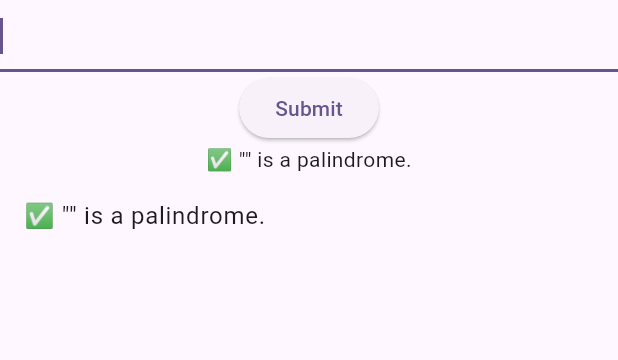
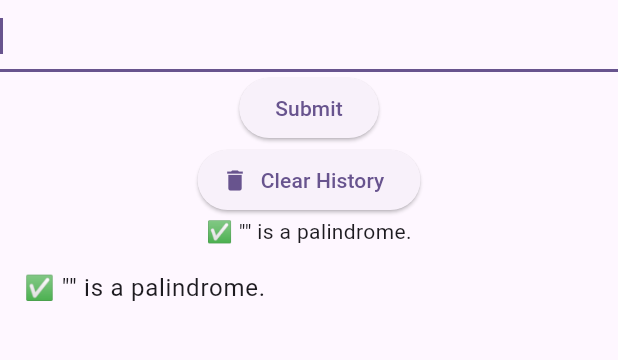
Before and after one commit to jojovibes/HerFuture_assesment, a Flutter app: the screen it shows after launch, after a tap on "Submit", on a phone screen of 412 x 824 dp, the part 84-444 px from its top. Run offline on Flutter 3.47's test engine with Material 3 defaults, Android fonts, the phone set to English and light mode, and no system bars.

Commit message:
clear history implemented

```diff
--- a/palindrome_checker_app/lib/main.dart
+++ b/palindrome_checker_app/lib/main.dart
@@ -58,6 +58,13 @@ class _MyHomePageState extends State<MyHomePage> {
     FocusScope.of(context).requestFocus(_focusNode); //sets focus text field
   }
 
+  void _clearHistory() {
+    setState(() {
+      _history.clear(); //clear history
+      _result = ''; //clear result
+    });
+  }
+
   Widget build(BuildContext context) {
 
     return Scaffold(
@@ -73,6 +80,7 @@ class _MyHomePageState extends State<MyHomePage> {
             focusNode: _focusNode,
           ),
           ElevatedButton(onPressed: _checkPalindrome, child: const Text('Submit')),
+          ElevatedButton.icon(onPressed: _clearHistory, icon: const Icon(Icons.delete), label: const Text('Clear History')),
           Text(_result),
           ListView(
             shrinkWrap: true,
```
